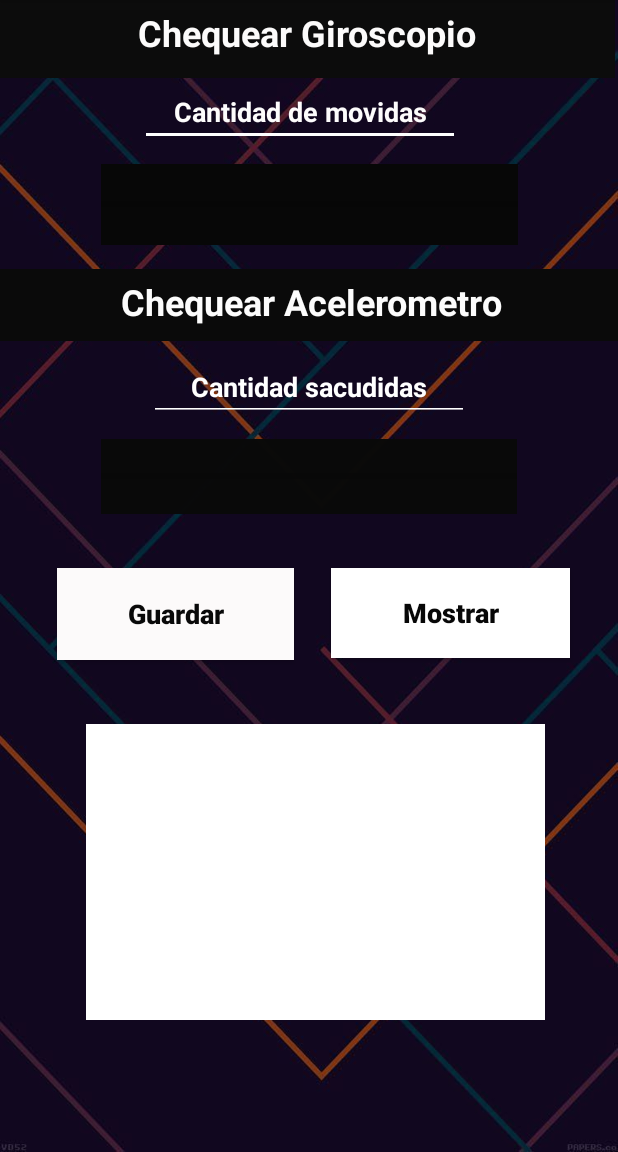
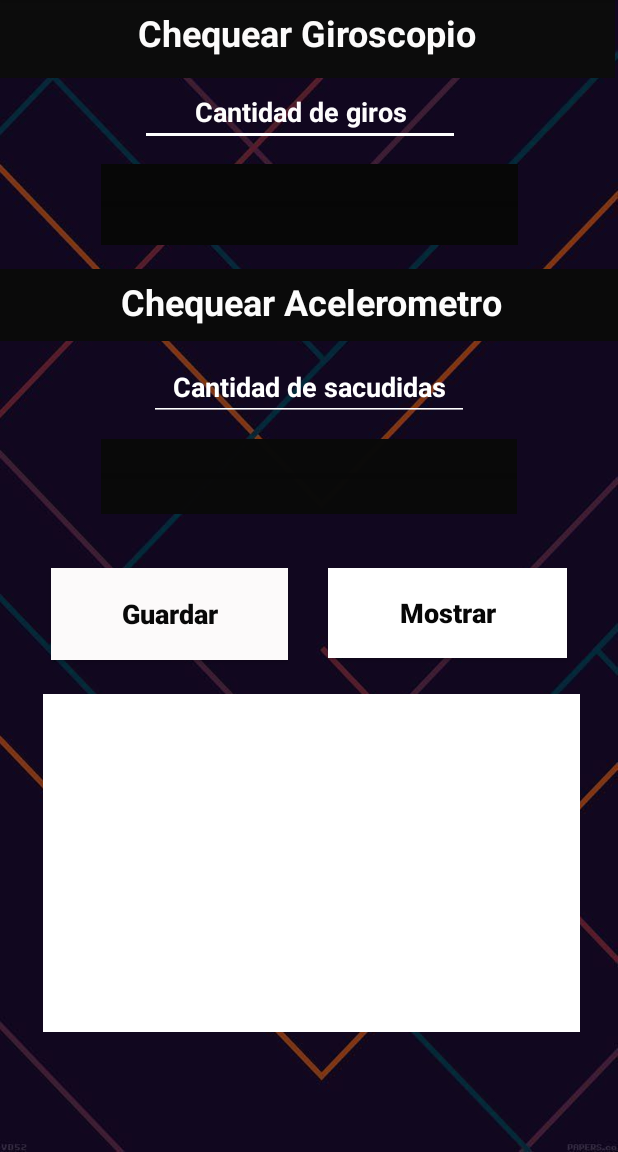
Before and after one commit to dotavix/grupo_612, an Android app: the SensorActivity screen opened directly, with no data from a screen before it, on a phone screen of 412 x 824 dp, the part 84-1236 px from its top. Run offline under Robolectric (Android 15) with nearby library versions, the phone set to English and light mode, and no system bars; 2 statements that could not run were skipped.

Commit message:
Calibrate acelerometer and view

```diff
--- a/Codigo/app/src/main/java/com/example/howmanyin/SensorActivity.java
+++ b/Codigo/app/src/main/java/com/example/howmanyin/SensorActivity.java
@@ -41,10 +41,8 @@ public class SensorActivity extends AppCompatActivity {
     Button mostrarPrefers;
     private final static float ACC = 30;
     SharedPreferences sharedpreferences;
-    public static final String mypreference = "Info";
+    public static final String mypreference = "Infor";
     public static final String name = "userKey";
-    public static final String cantidadGiros = "giroKey";
-    public static final String cantidadAcel = "aceleroKey";
     String emailSearch;
     int incremento = 0;
 
@@ -88,31 +86,13 @@ public class SensorActivity extends AppCompatActivity {
         sharedpreferences = getSharedPreferences(mypreference,
                 Context.MODE_PRIVATE);
 
-/*       if (sharedpreferences.contains(name)) {
-
-            sharedpreferences.getString(name, "");
-        }
-        if (sharedpreferences.contains(cantidadGiros)) {
-
-            sharedpreferences.getInt(cantidadGiros, 0);
-
-        }
-
-        if (sharedpreferences.contains(cantidadAcel)) {
-
-            sharedpreferences.getInt(cantidadAcel, 0);
-
-        }*/
 
         guardarPrefers.setOnClickListener(new View.OnClickListener() {
             @Override
             public void onClick(View view) {
 
                 SharedPreferences.Editor editor = sharedpreferences.edit();
-                editor.putString(name + incremento, emailSearch + giro + acelero);
-                //editor.putInt(cantidadGiros, giro);
-                //editor.putInt(cantidadAcel, acelero);
-
+                editor.putString(name + incremento, emailSearch + " " + giro + " " + acelero);
                 editor.apply();
 
                 Toast.makeText(getApplicationContext(), "Datos Guardados" , Toast.LENGTH_SHORT).show();
@@ -120,38 +100,11 @@ public class SensorActivity extends AppCompatActivity {
             }
         });
 
-        final String[] userMostrar = new String[1];
-        final int[] cantidadMostrar = {0};
-        final int[] cantidadMostrarAcelero = {0};
 
         mostrarPrefers.setOnClickListener(new View.OnClickListener() {
             @Override
             public void onClick(View view) {
 
-/*                if (sharedpreferences.contains(name)) {
-
-                    userMostrar[0] = sharedpreferences.getString(name, "");
-
-                    Log.d("Usuario key: ", userMostrar[0]);
-
-                    if (userMostrar[0].equals(emailSearch)){
-
-                        if (sharedpreferences.contains(cantidadGiros)) {
-
-                            cantidadMostrar[0] = sharedpreferences.getInt(cantidadGiros, 0);
-
-                        }
-
-                        if (sharedpreferences.contains(cantidadAcel)) {
-
-                            cantidadMostrarAcelero[0] = sharedpreferences.getInt(cantidadAcel, 0);
-
-                        }
-                        mostrarSensoreInfo.setText("Usuario: " + userMostrar[0] + "\n" + "Cantidad de giros: " + cantidadMostrar[0] + "\n" + "Cantidad de movimientos: " + cantidadMostrarAcelero[0]);
-                        Toast.makeText(getApplicationContext(), "Usuario: " + userMostrar[0] + "\n" + "Cantidad de giros: " + cantidadMostrar[0] + "\n" + "Cantidad de movimientos: " + cantidadMostrarAcelero[0], Toast.LENGTH_SHORT).show();
-                    }
-
-                }*/
                 Map<String,?> keys = sharedpreferences.getAll();
 
                 String mostrar= "";
@@ -160,8 +113,9 @@ public class SensorActivity extends AppCompatActivity {
 
                     if (entry.getValue().toString().contains(emailSearch)) {
 
+                        String[] nombre =entry.getValue().toString().split(" ");
                         Log.d("Clave email", entry.getKey() + "Cantidad" + entry.getValue().toString());
-                        mostrar = mostrar + "Usuario: " + entry.getKey() + "\n" + "Cantidad de giros: " + entry.getValue().toString() + "\n";
+                        mostrar = mostrar + "Usuario: " + nombre[0] + "\n" + "Cantidad de giros: " + nombre[1] + "\n" + "Cantidad aceleradas: " + nombre[2] + "\n";
                     }
                 }
                 mostrarSensoreInfo.setText(mostrar);
@@ -175,11 +129,6 @@ public class SensorActivity extends AppCompatActivity {
             @Override
             public void onSensorChanged(SensorEvent sensorEvent) {
 
-                //float x = sensorEvent.values[0];
-                //float y = sensorEvent.values[1];
-                //float[] values = sensorEvent.values;
-
-                //if ((Math.abs(values[0]) > ACC || Math.abs(values[1]) > ACC || Math.abs(values[2]) > ACC)){
                 if (sensorEvent.values[2] > 5f || sensorEvent.values[2] < -5f){
 
                     giro++;
@@ -189,17 +138,14 @@ public class SensorActivity extends AppCompatActivity {
 
                 if (giro >=1 && giro < 3){
 
-                    //getWindow().getDecorView().setBackgroundColor(Color.GREEN);
                     colorBar.setBackgroundColor(Color.GREEN);
 
                 }else if ( giro >= 3 && giro <= 5){
 
-                    //getWindow().getDecorView().setBackgroundColor(Color.YELLOW);
                     colorBar.setBackgroundColor(Color.YELLOW);
 
                 }else if ( giro > 5){
 
-                    //getWindow().getDecorView().setBackgroundColor(Color.RED);
                     colorBar.setBackgroundColor(Color.RED);
                 }
 
@@ -220,7 +166,7 @@ public class SensorActivity extends AppCompatActivity {
                 //float[] values = sensorEvent.values;
 
                 //if ((Math.abs(values[0]) > ACC || Math.abs(values[1]) > ACC || Math.abs(values[2]) > ACC)){
-                if ( -sensorEvent.values[0] > ACC && -sensorEvent.values[1] > ACC){
+                if ( -sensorEvent.values[1] > ACC && -sensorEvent.values[2] > ACC){
 
                     acelero++;
                     cantidadAcelero.setText(String.valueOf(acelero));
--- a/Codigo/app/src/main/res/layout/activity_sensor.xml
+++ b/Codigo/app/src/main/res/layout/activity_sensor.xml
@@ -35,7 +35,7 @@
         android:cursorVisible="false"
         android:editable="false"
         android:ems="10"
-        android:hint="Cantidad de movidas"
+        android:hint="Cantidad de giros"
         android:linksClickable="false"
         android:longClickable="false"
         android:textAlignment="center"
@@ -88,7 +88,7 @@
         android:cursorVisible="false"
         android:editable="false"
         android:ems="10"
-        android:hint="Cantidad sacudidas"
+        android:hint="Cantidad de sacudidas"
         android:linksClickable="false"
         android:longClickable="false"
         android:textAlignment="center"
@@ -135,6 +135,7 @@
         android:id="@+id/buttonShow"
         android:layout_width="159dp"
         android:layout_height="60dp"
+        android:layout_marginStart="25dp"
         android:layout_marginTop="36dp"
         android:layout_marginEnd="32dp"
         android:background="#FFFFFF"
@@ -144,14 +145,15 @@
         android:textSize="18sp"
         android:textStyle="bold"
         app:layout_constraintEnd_toEndOf="parent"
+        app:layout_constraintStart_toEndOf="@+id/buttonMostrar"
         app:layout_constraintTop_toBottomOf="@+id/progressAcelero" />
 
     <TextView
         android:id="@+id/editSensor"
-        android:layout_width="306dp"
-        android:layout_height="197dp"
+        android:layout_width="358dp"
+        android:layout_height="225dp"
         android:layout_marginStart="24dp"
-        android:layout_marginTop="44dp"
+        android:layout_marginTop="24dp"
         android:layout_marginEnd="24dp"
         android:autoText="false"
         android:background="#FFFFFF"
@@ -162,10 +164,10 @@
         android:textColor="#0B0B0B"
         android:textColorHighlight="#0A0A0A"
         android:textColorHint="#FA0A0A0A"
-        android:textSize="24sp"
+        android:textSize="18sp"
         app:layout_constraintBottom_toBottomOf="parent"
         app:layout_constraintEnd_toEndOf="parent"
-        app:layout_constraintHorizontal_bias="0.58"
+        app:layout_constraintHorizontal_bias="0.754"
         app:layout_constraintStart_toStartOf="parent"
         app:layout_constraintTop_toBottomOf="@+id/buttonShow"
         app:layout_constraintVertical_bias="0.0" />
```
Also changed, not shown: Codigo/app/src/main/java/com/example/howmanyin/LoginActivity.java (+5 -13 lines), Codigo/app/src/main/res/layout/activity_login.xml (+4 -28 lines).
